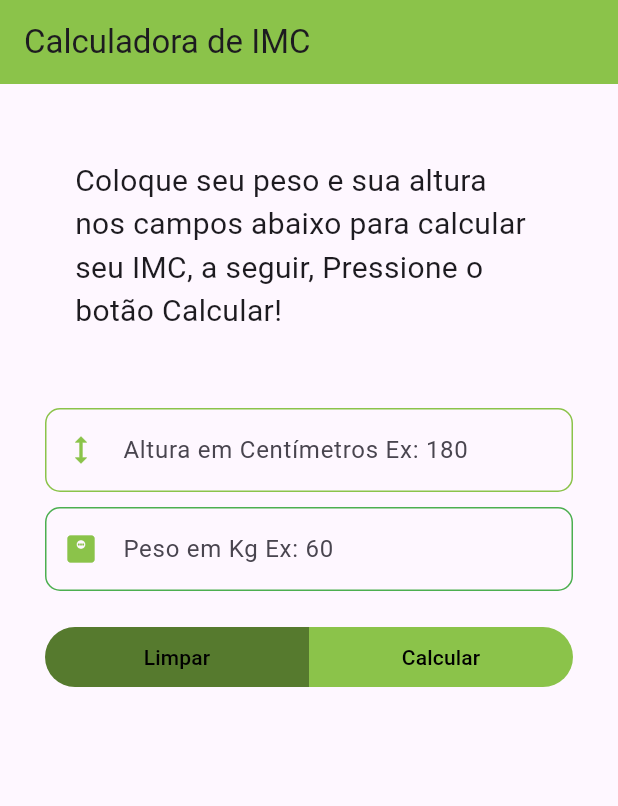
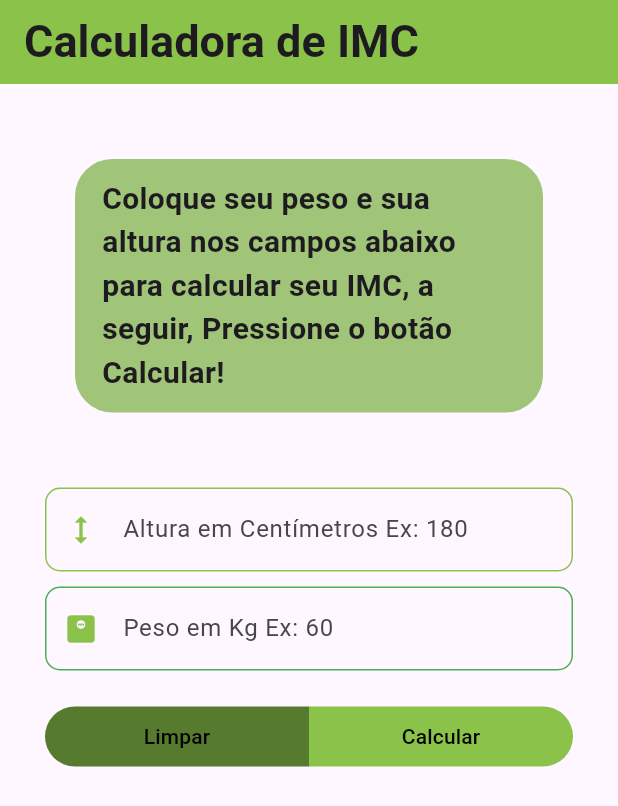
Before and after one commit to leofsousa/calculadora-imc-flutter, a Flutter app: the screen it shows after launch, on a phone screen of 412 x 824 dp. Shown: the top 806 px of the screen. Run offline on Flutter 3.47's test engine with Material 3 defaults, Android fonts, the phone set to English and light mode, and no system bars.

Commit message:
adicionado list tiles para mostrar resultado

```diff
--- a/calculador_imc_flutter/lib/pages/home_page.dart
+++ b/calculador_imc_flutter/lib/pages/home_page.dart
@@ -23,38 +23,37 @@ class _HomePageState extends State<HomePage> {
     return SafeArea(
       child: Scaffold(
         appBar: AppBar(
-          title: const Text("Calculadora de IMC"),
+          title: const Text(
+            "Calculadora de IMC",
+            style: TextStyle(fontSize: 30, fontWeight: FontWeight.w600),
           ),
-        body: Column(
-          mainAxisAlignment: MainAxisAlignment.center,
+        ),
+        body: ListView(
           children: [
-            const SizedBox(
-              height: 50,
+            Padding(
+              padding: const EdgeInsets.symmetric(vertical: 50, horizontal: 50),
+              child: Container(
+                decoration: BoxDecoration(
+                    color: const Color.fromARGB(255, 161, 197, 120),
+                    border: Border.all(
+                      width: 2,
+                      color: const Color.fromARGB(255, 161, 197, 120),
                     ),
-            const Row(children: [
-              SizedBox(
-                width: 50,
-              ),
-              Expanded(
+                    borderRadius: BorderRadius.circular(25)),
+                child: const Padding(
+                  padding: EdgeInsets.symmetric(vertical: 10, horizontal: 16),
                   child: Text(
                     "Coloque seu peso e sua altura nos campos abaixo para calcular seu IMC, a seguir, Pressione o botão Calcular!",
                     overflow: TextOverflow.visible,
                     style: TextStyle(
                       fontSize: 20,
-                    fontWeight: FontWeight.w400,
+                      fontWeight: FontWeight.w600,
                     ),
                   ),
                 ),
-              SizedBox(
-                width: 50,
               ),
-            ]),
-            const SizedBox(
-              height: 50,
             ),
-            Expanded(
-              flex: 3,
-              child: Column(
+            Column(
               children: [
                 Container(
                     margin: const EdgeInsets.symmetric(horizontal: 30),
@@ -101,13 +100,11 @@ class _HomePageState extends State<HomePage> {
                   width: 50,
                 ),
                 Padding(
-                    padding:
-                        const EdgeInsets.only(top: 20, left: 30, right: 30),
+                  padding: const EdgeInsets.only(top: 20, left: 30, right: 30),
                   child: Row(
                     mainAxisAlignment: MainAxisAlignment.spaceAround,
                     children: [
                       Expanded(
-                          flex: 3,
                         child: TextButton(
                           onPressed: () {
                             setState(() {
@@ -137,7 +134,6 @@ class _HomePageState extends State<HomePage> {
                         ),
                       ),
                       Expanded(
-                          flex: 3,
                         child: TextButton(
                           onPressed: () {
                             if (pesoController.text.trim().isNotEmpty &&
@@ -146,8 +142,7 @@ class _HomePageState extends State<HomePage> {
                                 double peso =
                                     double.tryParse(pesoController.text) ?? 0;
                                 double alturaCm =
-                                      double.tryParse(alturaController.text) ??
-                                          0;
+                                    double.tryParse(alturaController.text) ?? 0;
                                 altura =
                                     alturaCm / 100; // converte cm para metros
                                 resultado = peso / (altura * altura);
@@ -184,22 +179,56 @@ class _HomePageState extends State<HomePage> {
                 ),
               ],
             ),
+            if (mostrarResultado)
+              Padding(
+                padding:
+                    const EdgeInsets.symmetric(horizontal: 30, vertical: 30),
+                child: Column(
+                  children: [
+                    ListTile(
+                      leading: const Icon(
+                        Icons.height,
+                        color: Color.fromARGB(255, 86, 122, 46),
                       ),
-            if (mostrarResultado)
-              Container(
-                padding: const EdgeInsets.symmetric(vertical: 10),
-                child: Padding(
-                  padding: const EdgeInsets.only(
-                      top: 10, bottom: 100, left: 30, right: 30),
-                  child: Text(
-                    overflow: TextOverflow.visible,
-                    "Seu IMC é: $strResultado, de acordo com a literatura, sua classificação é: $classificao",
-                    style: const TextStyle(
-                      fontSize: 20,
-                      color: Colors.black,
-                      fontWeight: FontWeight.bold,
+                      title: const Text("Altura"),
+                      subtitle: Text("${altura.toDouble()} m"),
                     ),
+                    ListTile(
+                      leading: const Icon(
+                        Icons.monitor_weight,
+                        color: Color.fromARGB(255, 86, 122, 46),
                       ),
+                      title: const Text("Peso"),
+                      subtitle: Text("${pesoController.text} kg"),
+                    ),
+                    ListTile(
+                      leading: const Icon(
+                        Icons.show_chart,
+                        color: Color.fromARGB(255, 86, 122, 46),
+                      ),
+                      title: const Text("IMC"),
+                      subtitle: Text("${resultado.toStringAsFixed(2)} "),
+                      trailing: IconButton(
+                          onPressed: () {
+                            showDialog(
+                              context: context,
+                              builder: (context) => AlertDialog(
+                                title: const Text('Classificação do IMC', style: TextStyle(fontWeight: FontWeight.w600),),
+                                content: Text("De acordo com a literatura, sua classificação é ${classificarIMC(resultado)}",
+                                style: const TextStyle(fontSize: 16),),
+                                actions: [
+                                  TextButton(
+                                    child: const Text('Fechar'),
+                                    onPressed: () =>
+                                        Navigator.of(context).pop(),
+                                  ),
+                                ],
+                              ),
+                            );
+                          },
+                          icon: const Icon(Icons.more_vert)),
+                    ),
+                  ],
                 ),
               ),
           ],
```
Lines whose indentation alone changed are shown as unchanged.
